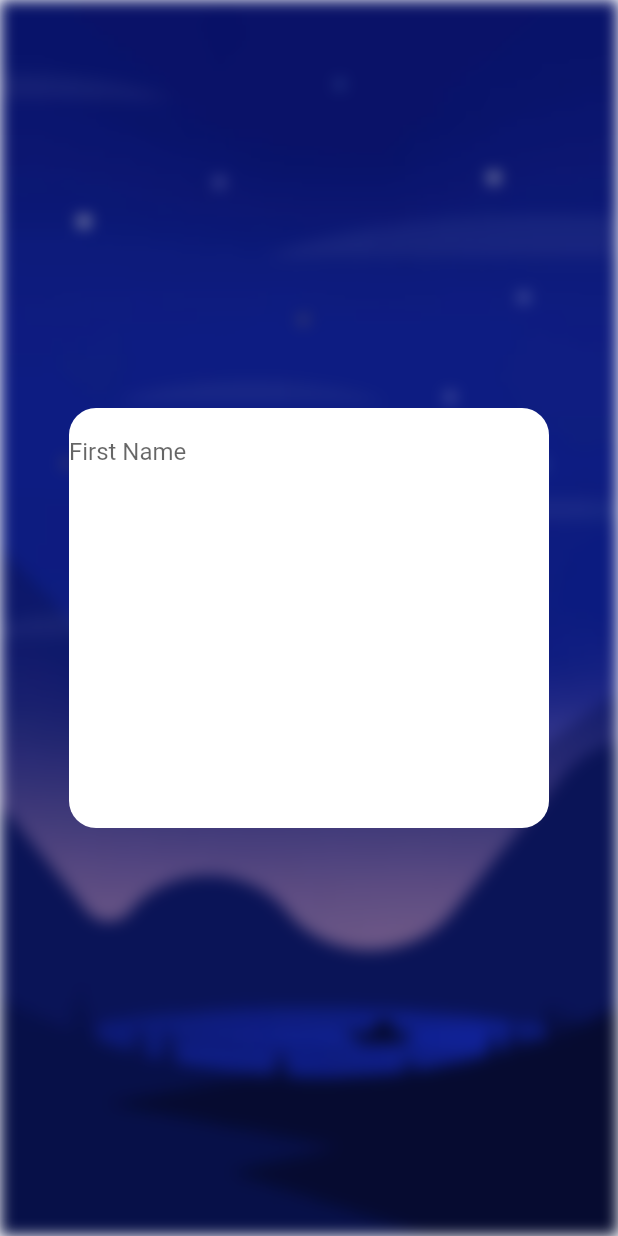
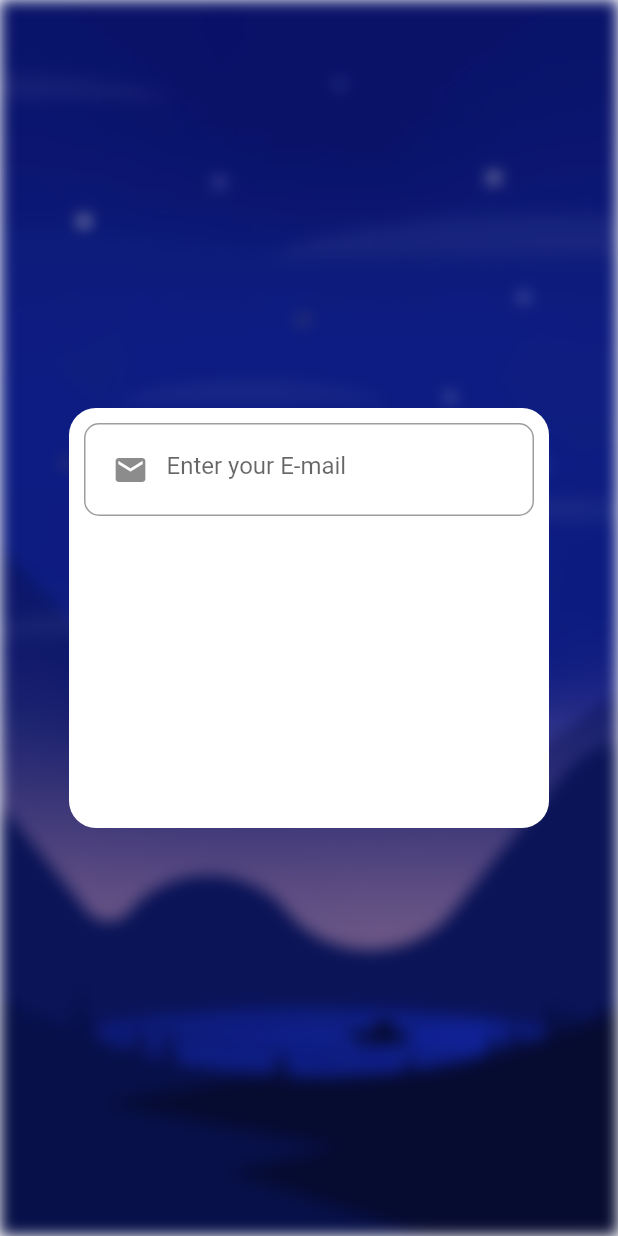
Before and after one commit to amilog/Note-App, a Flutter app: the LoginScreen screen opened directly, on a phone screen of 412 x 824 dp. Run offline on Flutter 3.47's test engine with Material 2 defaults, Android fonts, the light colour scheme and no system bars; our stand-ins replace cloud_firestore, firebase_core, google_fonts, jiffy; accounts and stored records are empty; project files that could hold a hidden picture were left out.

```diff
--- a/lib/screens/login_screen.dart
+++ b/lib/screens/login_screen.dart
@@ -39,15 +39,27 @@ class _LoginScreenState extends State<LoginScreen> {
                 width: 320,
                 child: Center(
                   child: Column(
-                    children: const [
-                      TextField(
-
-            decoration: InputDecoration(
-              border: InputBorder.none,
-              labelText: "First Name",
-            ),
-            //controller: controller,
-          ),
+                    children: [
+                      Padding(
+                        padding: const EdgeInsets.all(10.0),
+                        child: Container(
+                          padding: const EdgeInsets.all(6),
+                          decoration: BoxDecoration(
+                            border: Border.all(
+                              color: Colors.grey,
+                              width: 1,
+                            ),
+                            borderRadius: BorderRadius.circular(10),
+                          ),
+                          child: const TextField(
+                            decoration: InputDecoration(
+                              hintText: "Enter your E-mail",
+                              border: InputBorder.none,
+                              prefixIcon: Icon(Icons.mail),
+                            ),
+                          ),
+                        ),
+                      ),
                     ],
                   ),
                 ),
```
Also changed, not shown: lib/main.dart (+47 -45 lines).
